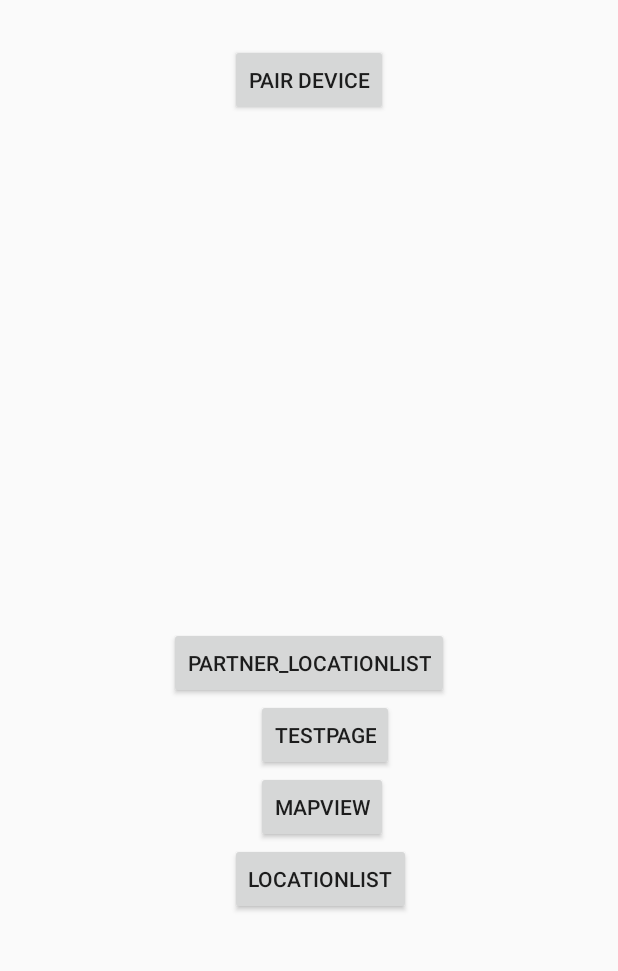
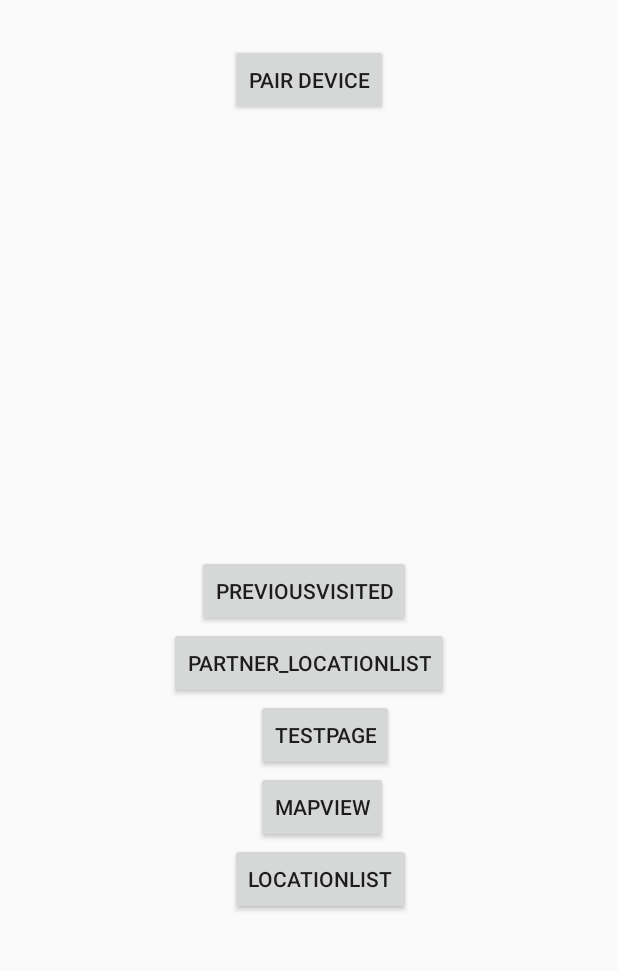
Before and after one commit to Vnox/CoupleTunes, an Android app: the screen it shows after launch (MainMenuActivity), on a phone screen of 412 x 824 dp, the part 196-1167 px from its top. Run offline under Robolectric (Android 15) with nearby library versions, the phone set to English and light mode, and no system bars; libraries missing offline, so code that uses them is left out: com.firebase.client; 1 statement that could not run was skipped.

Commit message:
Previous visited list added

```diff
--- a/app/src/main/AndroidManifest.xml
+++ b/app/src/main/AndroidManifest.xml
@@ -64,7 +64,9 @@
         <service
             android:name=".VXDataManagementService"
             android:enabled="true"
-            android:exported="true"></service>
+            android:exported="true" />
+
+        <activity android:name=".PreviousListViewActivity"></activity>
     </application>
 
 </manifest>
--- a/app/src/main/java/com/example/vnox/coupletunesvx/DataHolder.java
+++ b/app/src/main/java/com/example/vnox/coupletunesvx/DataHolder.java
@@ -17,6 +17,7 @@ public class DataHolder {
     static ArrayList<VXLocation> vxLocList = new ArrayList<>();
     static ArrayList<VXLocation> vxLocTemp = new ArrayList<>();
     static boolean isMyList;
+    static ArrayList<String> historyList = new ArrayList<>();
 
     // sound setting
     // 1 --> only sound
--- a/app/src/main/java/com/example/vnox/coupletunesvx/MainMenuActivity.java
+++ b/app/src/main/java/com/example/vnox/coupletunesvx/MainMenuActivity.java
@@ -35,11 +35,19 @@ public class MainMenuActivity extends AppCompatActivity {
         final Button locationButton = (Button) findViewById(R.id.locationButton);
         final Button testButton = (Button) findViewById(R.id.testButton);
         final Button partnerLocButton = (Button) findViewById(R.id.partnerLocListButton);
+        final Button previousButton = (Button) findViewById(R.id.previousButton);
 
         mapButton.setOnClickListener(new View.OnClickListener() {
             public void onClick(View v) {
                 // Perform action on click
                 startActivity(new Intent(MainMenuActivity.this, MapViewActivity.class));
+            }
+        });
+
+        previousButton.setOnClickListener(new View.OnClickListener() {
+            public void onClick(View v) {
+                // Perform action on click
+                startActivity(new Intent(MainMenuActivity.this, PreviousListViewActivity.class));
             }
         });
 
--- a/app/src/main/java/com/example/vnox/coupletunesvx/pairActivity.java
+++ b/app/src/main/java/com/example/vnox/coupletunesvx/pairActivity.java
@@ -44,7 +44,7 @@ public class pairActivity extends AppCompatActivity {
                 // Perform action on click
                 String partnerName = partnerInput.getText().toString();
                 //DataHolder.partnerName = partnerName;
-                partnerStatus.setText("Added partner : " + DataHolder.partnerName );
+                partnerStatus.setText("Partner Added" );
                 confirmButton.setText("Finished");
                 String myFirebaseUrl = "https://cse110-vxcoupletones.firebaseio.com/";
                 myFirebaseUrl += partnerName;
--- a/app/src/main/res/layout/activity_main_menu.xml
+++ b/app/src/main/res/layout/activity_main_menu.xml
@@ -65,4 +65,13 @@
         android:id="@+id/partnerLocListButton"
         android:layout_above="@+id/testButton"
         android:layout_centerHorizontal="true" />
+
+    <Button
+        android:layout_width="wrap_content"
+        android:layout_height="wrap_content"
+        android:text="PreviousVisited"
+        android:id="@+id/previousButton"
+        android:layout_above="@+id/partnerLocListButton"
+        android:layout_alignRight="@+id/locationButton"
+        android:layout_alignEnd="@+id/locationButton" />
 </RelativeLayout>
```
Also changed, not shown: app/src/main/java/com/example/vnox/coupletunesvx/PreviousListViewActivity.java (added, +22 -0 lines), app/src/main/java/com/example/vnox/coupletunesvx/VXDataManagementService.java (+10 -0 lines), app/src/main/res/layout/activity_previous_list_view.xml (added, +21 -0 lines).
